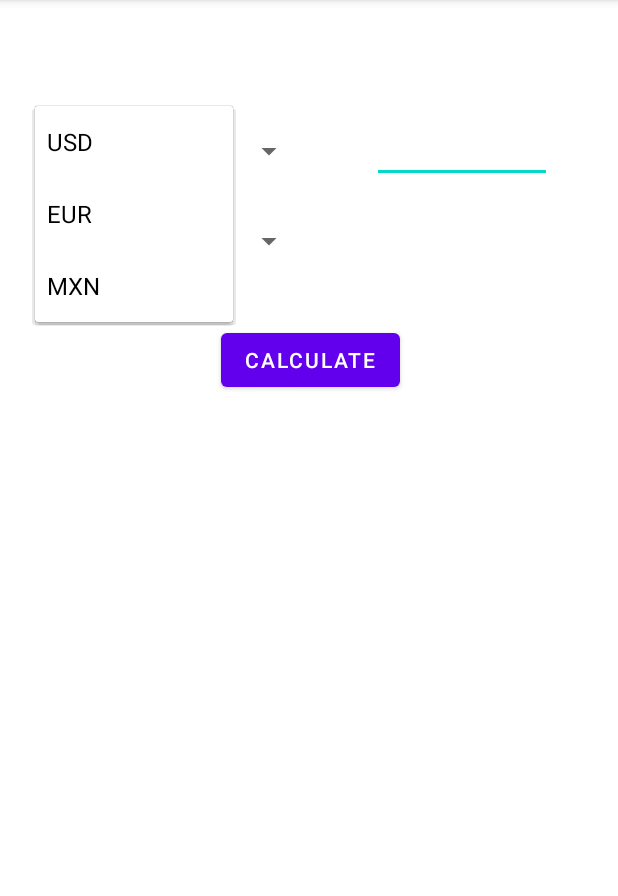
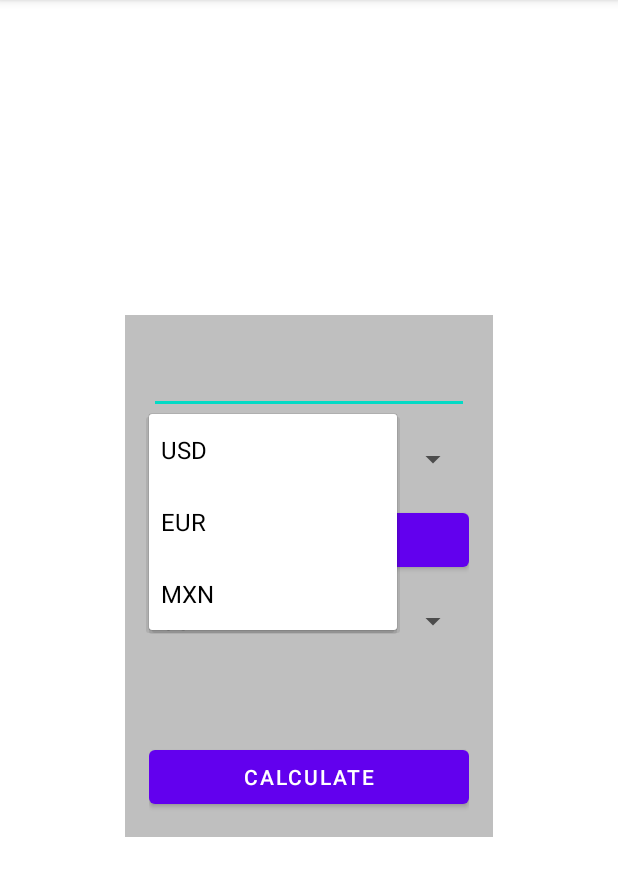
Before and after one commit to enriqueseor/cconverter, an Android app: the screen it shows after launch (MainActivity), after a tap on "USD", on a phone screen of 412 x 824 dp, the part 84-980 px from its top. Run offline under Robolectric (Android 15) with nearby library versions, the phone set to English and light mode, and no system bars.

Commit message:
main activity layout structured

```diff
--- a/app/src/main/res/layout/activity_main.xml
+++ b/app/src/main/res/layout/activity_main.xml
@@ -9,67 +9,93 @@
     android:foregroundTint="#000000"
     tools:context="cat.teknos.cconverter.MainActivity">
 
-    <Spinner
-        android:id="@+id/baseCurrency"
-        android:layout_width="180dp"
-        android:layout_height="60dp"
-        android:entries="@array/coins"
+    <LinearLayout
+        android:layout_width="wrap_content"
+        android:layout_height="wrap_content"
+        android:background="#80808080"
+        android:orientation="vertical"
+        android:padding="16dp"
         app:layout_constraintBottom_toBottomOf="parent"
         app:layout_constraintEnd_toEndOf="parent"
-        app:layout_constraintHorizontal_bias="0.1"
         app:layout_constraintStart_toStartOf="parent"
-        app:layout_constraintTop_toTopOf="parent"
-        app:layout_constraintVertical_bias="0.1" />
-
-    <Spinner
-        android:id="@+id/quoteCurrency"
-        android:layout_width="180dp"
-        android:layout_height="60dp"
-        android:entries="@array/coins"
-        app:layout_constraintBottom_toBottomOf="parent"
-        app:layout_constraintEnd_toEndOf="parent"
-        app:layout_constraintHorizontal_bias="0.1"
-        app:layout_constraintStart_toStartOf="parent"
-        app:layout_constraintTop_toBottomOf="@+id/baseCurrency"
-        app:layout_constraintVertical_bias="0" />
+        app:layout_constraintTop_toTopOf="parent">
 
         <EditText
             android:id="@+id/baseQuantity"
-        android:layout_width="120dp"
+            android:layout_width="match_parent"
             android:layout_height="50dp"
             android:ems="10"
             android:inputType="numberDecimal"
             app:layout_constraintBottom_toBottomOf="parent"
             app:layout_constraintEnd_toEndOf="parent"
             app:layout_constraintHorizontal_bias="0.5"
-        app:layout_constraintStart_toEndOf="@+id/baseCurrency"
+            app:layout_constraintStart_toStartOf="parent"
             app:layout_constraintTop_toTopOf="parent"
             app:layout_constraintVertical_bias="0.1"
             tools:ignore="Autofill,LabelFor" />
 
+        <Spinner
+            android:id="@+id/baseCurrency"
+            android:layout_width="match_parent"
+            android:layout_height="60dp"
+            android:entries="@array/coins"
+            app:layout_constraintBottom_toBottomOf="parent"
+            app:layout_constraintEnd_toEndOf="parent"
+            app:layout_constraintHorizontal_bias="0.445"
+            app:layout_constraintStart_toStartOf="parent"
+            app:layout_constraintTop_toBottomOf="@+id/baseQuantity"
+            app:layout_constraintVertical_bias="0.1" />
+
+        <Button
+            android:id="@+id/btnSwipe"
+            android:layout_width="match_parent"
+            android:layout_height="wrap_content"
+            android:onClick="clickExchange"
+            android:text="SWIPE"
+            app:layout_constraintBottom_toBottomOf="parent"
+            app:layout_constraintEnd_toEndOf="parent"
+            app:layout_constraintHorizontal_bias="0.498"
+            app:layout_constraintStart_toStartOf="parent"
+            app:layout_constraintTop_toBottomOf="@+id/baseCurrency"
+            app:layout_constraintVertical_bias="0.1"
+            tools:ignore="HardcodedText" />
+
+        <Spinner
+            android:id="@+id/quoteCurrency"
+            android:layout_width="match_parent"
+            android:layout_height="60dp"
+            android:entries="@array/coins"
+            app:layout_constraintBottom_toBottomOf="parent"
+            app:layout_constraintEnd_toEndOf="parent"
+            app:layout_constraintHorizontal_bias="0.497"
+            app:layout_constraintStart_toStartOf="parent"
+            app:layout_constraintTop_toBottomOf="@+id/btnSwipe"
+            app:layout_constraintVertical_bias="0.1" />
+
         <TextView
             android:id="@+id/convertedAmount"
-        android:layout_width="120dp"
+            android:layout_width="match_parent"
             android:layout_height="50dp"
             app:layout_constraintBottom_toBottomOf="parent"
             app:layout_constraintEnd_toEndOf="parent"
-        app:layout_constraintHorizontal_bias="0.511"
-        app:layout_constraintStart_toEndOf="@+id/quoteCurrency"
-        app:layout_constraintTop_toBottomOf="@+id/baseQuantity"
-        app:layout_constraintVertical_bias="0.033" />
+            app:layout_constraintHorizontal_bias="0.498"
+            app:layout_constraintStart_toStartOf="parent"
+            app:layout_constraintTop_toBottomOf="@+id/quoteCurrency"
+            app:layout_constraintVertical_bias="0.1" />
 
         <Button
-        android:id="@+id/btnSwipe"
-        android:layout_width="wrap_content"
+            android:id="@+id/btnCalculate"
+            android:layout_width="match_parent"
             android:layout_height="wrap_content"
             android:onClick="clickExchange"
             android:text="CALCULATE"
             app:layout_constraintBottom_toBottomOf="parent"
             app:layout_constraintEnd_toEndOf="parent"
-        app:layout_constraintHorizontal_bias="0.504"
             app:layout_constraintStart_toStartOf="parent"
-        app:layout_constraintTop_toTopOf="parent"
-        app:layout_constraintVertical_bias="0.3"
+            app:layout_constraintTop_toBottomOf="@+id/convertedAmount"
+            app:layout_constraintVertical_bias="0.1"
             tools:ignore="HardcodedText" />
 
+    </LinearLayout>
+
 </androidx.constraintlayout.widget.ConstraintLayout>
```
Lines whose indentation alone changed are shown as unchanged.
